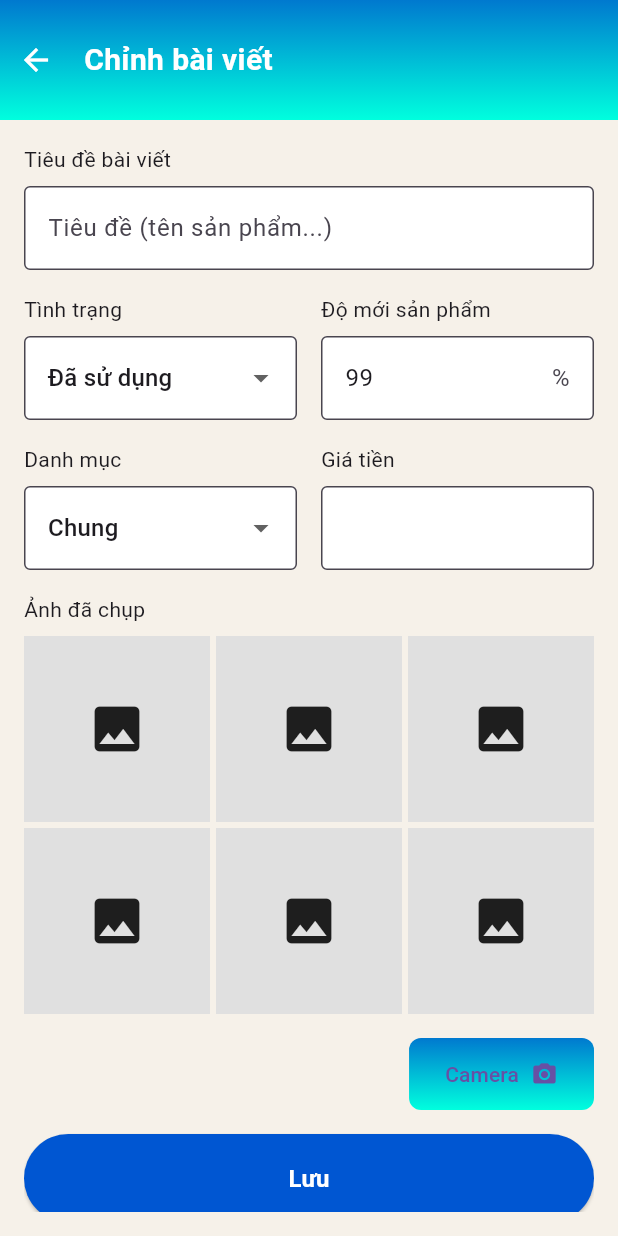
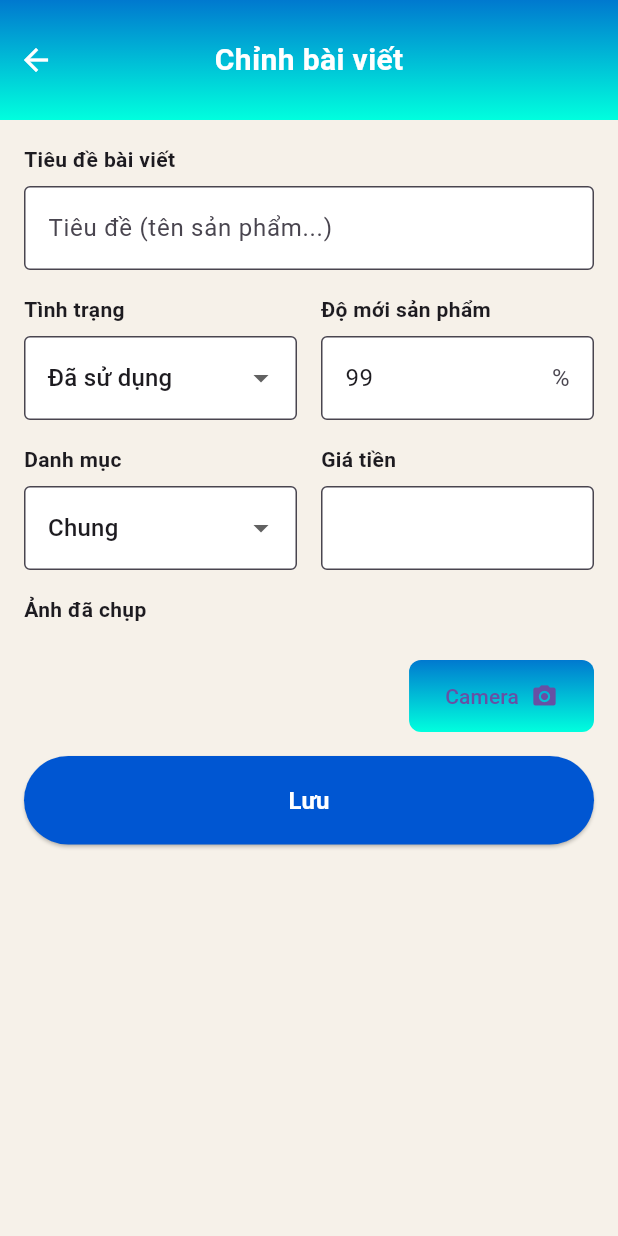
Before and after one commit to MinhNhat-6324/DATN, a Flutter app: the UpdatePostScreen screen opened directly, on a phone screen of 412 x 824 dp. Run offline on Flutter 3.47's test engine with Material 3 defaults, Android fonts, the phone set to English and light mode, and no system bars; our stand-ins replace image_picker; network calls fail.

Commit message:
new update

```diff
--- a/lib/Screen/home_screen.dart
+++ b/lib/Screen/home_screen.dart
@@ -1,5 +1,5 @@
 import 'package:flutter/material.dart';
-import 'sanPhamLienQuanScreen.dart';
+import 'search_screen.dart';
 import 'post_screen.dart';
 import 'chat_screen.dart';
 import 'profile_screen.dart';
--- a/lib/Screen/update_post_screen.dart
+++ b/lib/Screen/update_post_screen.dart
@@ -43,21 +43,26 @@ class _UpdatePostScreenState extends State<UpdatePostScreen> {
                 ),
               ),
               padding: const EdgeInsets.symmetric(vertical: 16),
-              child: Row(
+              child: Stack(
+                alignment: Alignment.center,
                 children: [
-                  IconButton(
+                  Align(
+                    alignment: Alignment.centerLeft,
+                    child: IconButton(
                       icon: const Icon(Icons.arrow_back, color: Colors.white),
                       onPressed: () {
                         Navigator.pop(context);
                       },
                     ),
-                  const SizedBox(width: 8),
-                  const Text(
+                  ),
+                  const Center(
+                    child: Text(
                       'Chỉnh bài viết',
                       style: TextStyle(
                         fontSize: 20,
                         color: Colors.white,
                         fontWeight: FontWeight.bold,
+                      ),
                     ),
                   ),
                 ],
@@ -70,7 +75,10 @@ class _UpdatePostScreenState extends State<UpdatePostScreen> {
                   child: Column(
                     crossAxisAlignment: CrossAxisAlignment.start,
                     children: [
-                      const Text('Tiêu đề bài viết'),
+                      const Text(
+                        'Tiêu đề bài viết',
+                        style: TextStyle(fontWeight: FontWeight.bold),
+                      ),
                       const SizedBox(height: 8),
                       TextField(
                         controller: titleController,
@@ -88,7 +96,10 @@ class _UpdatePostScreenState extends State<UpdatePostScreen> {
                             child: Column(
                               crossAxisAlignment: CrossAxisAlignment.start,
                               children: [
-                                const Text('Tình trạng'),
+                                const Text(
+                                  'Tình trạng',
+                                  style: TextStyle(fontWeight: FontWeight.bold),
+                                ),
                                 const SizedBox(height: 8),
                                 DropdownButtonFormField<String>(
                                   items:
@@ -118,7 +129,10 @@ class _UpdatePostScreenState extends State<UpdatePostScreen> {
                             child: Column(
                               crossAxisAlignment: CrossAxisAlignment.start,
                               children: [
-                                const Text('Độ mới sản phẩm'),
+                                const Text(
+                                  'Độ mới sản phẩm',
+                                  style: TextStyle(fontWeight: FontWeight.bold),
+                                ),
                                 const SizedBox(height: 8),
                                 TextField(
                                   controller: conditionController,
@@ -142,7 +156,10 @@ class _UpdatePostScreenState extends State<UpdatePostScreen> {
                             child: Column(
                               crossAxisAlignment: CrossAxisAlignment.start,
                               children: [
-                                const Text('Danh mục'),
+                                const Text(
+                                  'Danh mục',
+                                  style: TextStyle(fontWeight: FontWeight.bold),
+                                ),
                                 const SizedBox(height: 8),
                                 DropdownButtonFormField<String>(
                                   items: ['Chung', 'Sách', 'Điện tử', 'Khác']
@@ -172,7 +189,10 @@ class _UpdatePostScreenState extends State<UpdatePostScreen> {
                             child: Column(
                               crossAxisAlignment: CrossAxisAlignment.start,
                               children: [
-                                const Text('Giá tiền'),
+                                const Text(
+                                  'Giá tiền',
+                                  style: TextStyle(fontWeight: FontWeight.bold),
+                                ),
                                 const SizedBox(height: 8),
                                 TextField(
                                   controller: priceController,
@@ -190,25 +210,12 @@ class _UpdatePostScreenState extends State<UpdatePostScreen> {
                         ],
                       ),
                       const SizedBox(height: 16),
-                      const Text('Ảnh đã chụp'),
+                      const Text(
+                        'Ảnh đã chụp',
+                        style: TextStyle(fontWeight: FontWeight.bold),
+                      ),
                       const SizedBox(height: 8),
-                      GridView.builder(
-                        shrinkWrap: true,
-                        physics: const NeverScrollableScrollPhysics(),
-                        gridDelegate:
-                            const SliverGridDelegateWithFixedCrossAxisCount(
-                          crossAxisCount: 3,
-                          crossAxisSpacing: 4,
-                          mainAxisSpacing: 4,
-                        ),
-                        itemCount: 6,
-                        itemBuilder: (context, index) {
-                          return Container(
-                            color: Colors.grey[300],
-                            child: const Icon(Icons.image, size: 40),
-                          );
-                        },
-                      ),
+                      // GridView.builder(...) // giữ nguyên nếu chưa cần chỉnh ảnh
                       const SizedBox(height: 16),
                       Align(
                         alignment: Alignment.centerRight,
@@ -270,24 +277,6 @@ class _UpdatePostScreenState extends State<UpdatePostScreen> {
                 ),
               ),
             ),
-            // BottomNavigationBar(
-            //   items: const [
-            //     BottomNavigationBarItem(
-            //         icon: Icon(Icons.home), label: 'Trang chủ'),
-            //     BottomNavigationBarItem(
-            //         icon: Icon(Icons.add_box), label: 'Đăng bài'),
-            //     BottomNavigationBarItem(
-            //         icon: Icon(Icons.message), label: 'Tin nhắn'),
-            //     BottomNavigationBarItem(
-            //         icon: Icon(Icons.person), label: 'Tài khoản'),
-            //   ],
-            //   backgroundColor: const Color(0xFF0065F8),
-            //   selectedItemColor: const Color(0xFF00CAFF),
-            //   unselectedItemColor: const Color(0xFF00CAFF),
-            //   selectedLabelStyle: const TextStyle(color: Colors.white),
-            //   unselectedLabelStyle: const TextStyle(color: Colors.white),
-            //   type: BottomNavigationBarType.fixed,
-            // ),
           ],
         ),
       ),
--- a/lib/main.dart
+++ b/lib/main.dart
@@ -1,13 +1,13 @@
 import 'package:flutter/material.dart';
 import 'package:front_end/Screen/report_form_screen.dart';
 import 'package:front_end/Screen/update_post_screen.dart';
-
+import 'Screen/post_management_screen.dart';
 import 'package:front_end/Screen/home_screen.dart';
 import 'package:front_end/Screen/post_screen.dart';
 import 'package:front_end/Screen/profile_screen.dart';
 import 'package:front_end/Screen/my_post_screen.dart';
 import 'package:front_end/Screen/register_screen.dart';
-import 'package:front_end/Screen/sanPhamLienQuanScreen.dart';
+import 'package:front_end/Screen/search_screen.dart';
 import 'package:front_end/Screen/start_screen.dart';
 import 'package:front_end/Screen/image_picker_screen.dart';
 
```
Also changed, not shown: lib/Screen/search_screen.dart (renamed from lib/Screen/sanPhamLienQuanScreen.dart). Lines whose indentation alone changed are shown as unchanged.
